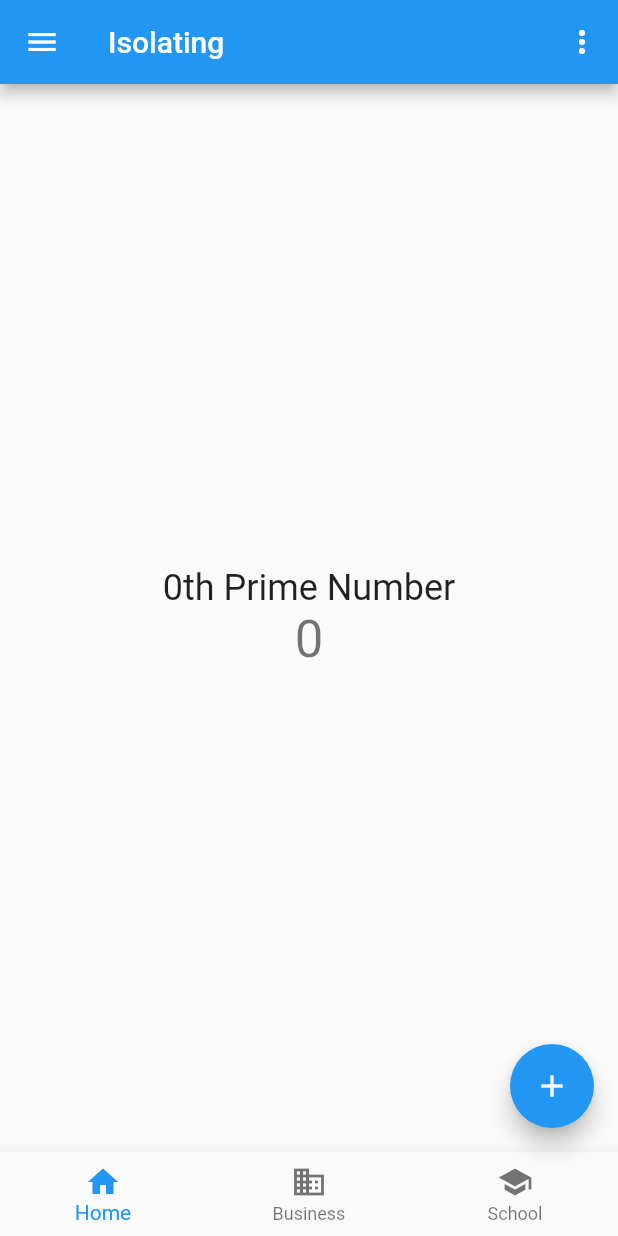
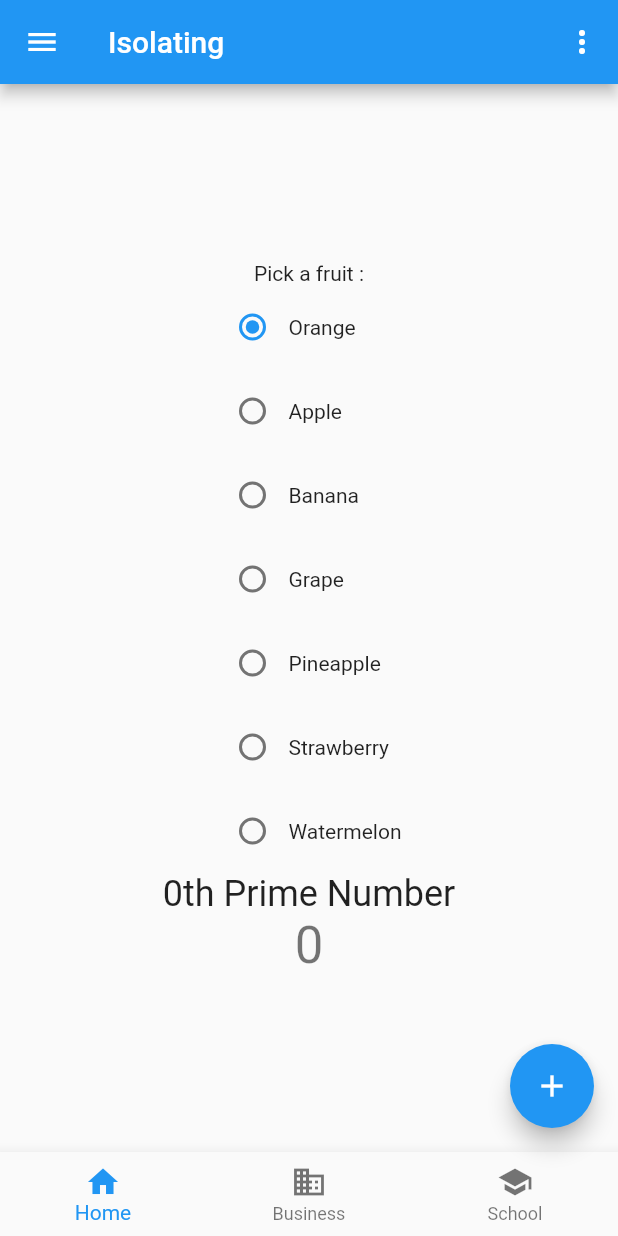
Before and after one commit to francisnnumbi/what_next, a Flutter app: the screen it shows after launch, on a phone screen of 412 x 824 dp. Run offline on Flutter 3.47's test engine with Material 2 defaults, Android fonts, the phone set to English and light mode, and no system bars; our stand-ins replace dio.

Commit message:
working on grouped radios

```diff
--- a/lib/modules/isolate_tuto/isolating.dart
+++ b/lib/modules/isolate_tuto/isolating.dart
@@ -1,8 +1,11 @@
-import 'dart:math';
+import 'dart:developer';
+import 'dart:math' as math;
 
 import 'package:flutter/foundation.dart';
 import 'package:flutter/material.dart';
 import 'package:what_next/modules/isolate_tuto/behind_work/work_load.dart';
+import 'package:what_next/modules/isolate_tuto/radio_buttons/text_radio.dart';
+import 'package:what_next/modules/isolate_tuto/radio_buttons/text_radio_group.dart';
 
 class Isolating extends StatefulWidget {
   const Isolating({Key? key}) : super(key: key);
@@ -14,7 +17,7 @@ class Isolating extends StatefulWidget {
 class _IsolatingState extends State<Isolating> {
   int nthPrime = 0;
   int nth = 0;
-  final Random _random = Random();
+  final math.Random _random = math.Random();
   final GlobalKey<ScaffoldState> _scaffoldKey = GlobalKey();
   int _bottomBarIndex = 0;
 
@@ -51,6 +54,22 @@ class _IsolatingState extends State<Isolating> {
         child: Column(
           mainAxisAlignment: MainAxisAlignment.center,
           children: [
+            TextRadioGroup(
+              title: const Text("Pick a fruit :"),
+              direction: Axis.vertical,
+              onChanged: (value) {
+                log("_changeSelect: $value");
+              },
+              radios: const [
+                "Orange",
+                "Apple",
+                "Banana",
+                "Grape",
+                "Pineapple",
+                "Strawberry",
+                "Watermelon",
+              ],
+            ),
             Text("${nth}th Prime Number",
                 style: Theme.of(context).textTheme.headline5),
             Text(
--- /dev/null
+++ b/lib/modules/isolate_tuto/radio_buttons/text_radio.dart
@@ -0,0 +1,59 @@
+import 'package:flutter/material.dart';
+
+class TextRadio extends StatefulWidget {
+  TextRadio(
+      {Key? key,
+      required this.label,
+      this.value = 0,
+      this.groupValue = 0,
+      this.onChanged})
+      : super(key: key);
+  final String label;
+  late int value;
+  late int groupValue;
+  final ValueChanged<int>? onChanged;
+
+  @override
+  State<TextRadio> createState() => _TextRadioState();
+}
+
+class _TextRadioState extends State<TextRadio> {
+  @override
+  Widget build(BuildContext context) {
+    return IntrinsicWidth(
+      child: InkWell(
+        onTap: () {
+          widget.onChanged?.call(widget.value);
+          setState(() {
+            widget.groupValue = widget.value;
+          });
+        },
+        child: Container(
+          // color: Colors.green,
+          padding: const EdgeInsets.all(4.0),
+          decoration: BoxDecoration(
+            borderRadius: BorderRadius.circular(5),
+          ),
+          child: Row(
+            mainAxisAlignment: MainAxisAlignment.start,
+            children: [
+              Radio<int>(
+                value: widget.value,
+                groupValue: widget.groupValue,
+                toggleable: true,
+                onChanged: (val) {
+                  // int v = widget.value == 0 ? 1 : 0;
+                  widget.onChanged?.call(widget.value);
+                  setState(() {
+                    widget.groupValue = widget.value;
+                  });
+                },
+              ),
+              Text(widget.label),
+            ],
+          ),
+        ),
+      ),
+    );
+  }
+}
--- /dev/null
+++ b/lib/modules/isolate_tuto/radio_buttons/text_radio_group.dart
@@ -0,0 +1,59 @@
+import 'dart:developer';
+
+import 'package:flutter/material.dart';
+
+import 'text_radio.dart';
+
+class TextRadioGroup extends StatefulWidget {
+  TextRadioGroup(
+      {Key? key,
+      this.title,
+      this.radios = const [],
+      this.direction = Axis.horizontal,
+      this.onChanged})
+      : super(key: key);
+  final Widget? title;
+  final List<String> radios;
+  final Axis direction;
+  final ValueChanged<int>? onChanged;
+
+  @override
+  State<TextRadioGroup> createState() => _TextRadioGroupState();
+}
+
+class _TextRadioGroupState extends State<TextRadioGroup> {
+  int _selectedRadio = 0;
+  late List<TextRadio> _radios;
+  _initializeRadios() {
+    _radios = [];
+    for (int i = 0; i < widget.radios.length; i++) {
+      _radios.add(TextRadio(
+        label: widget.radios[i],
+        value: i,
+        groupValue: _selectedRadio,
+        onChanged: _changeSelect,
+      ));
+    }
+  }
+
+  _changeSelect(int value) {
+    widget.onChanged?.call(value);
+    setState(() {
+      _selectedRadio = value;
+    });
+  }
+
+  @override
+  Widget build(BuildContext context) {
+    _initializeRadios();
+    return Column(
+      children: [
+        widget.title ?? const SizedBox(),
+        Wrap(
+          direction: widget.direction,
+          children: _radios,
+        ),
+      ],
+    );
+  }
+}
```
